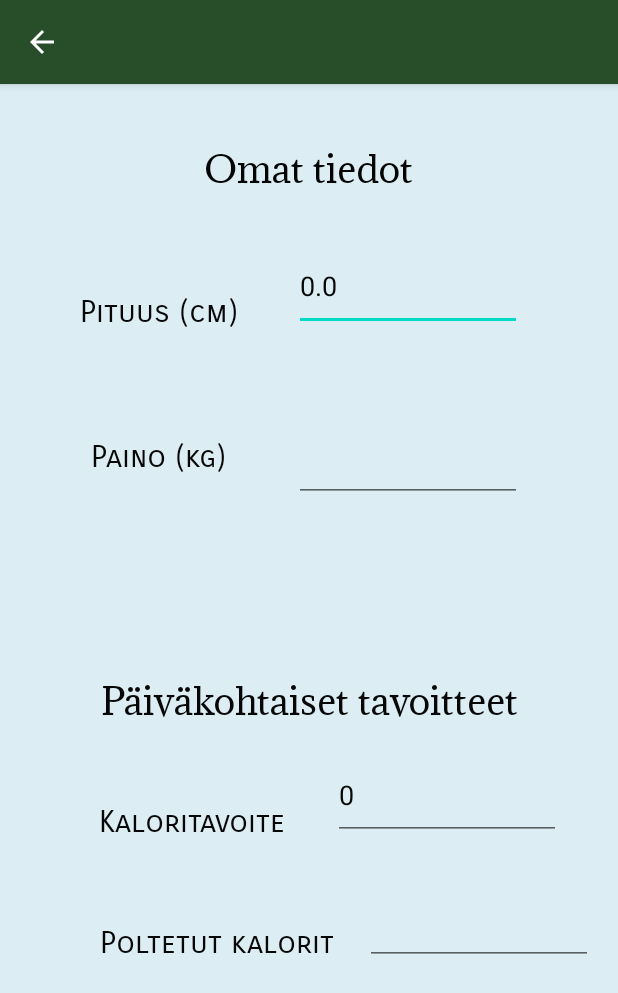
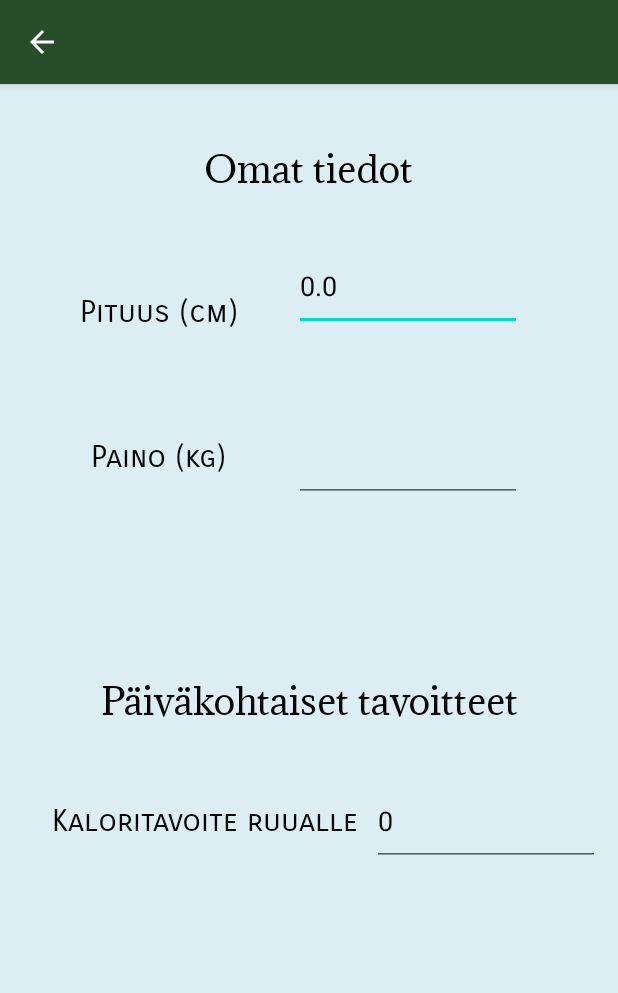
Before and after one commit to Sofvi/HealthHub, an Android app: the UserSettings screen opened directly, with no data from a screen before it, on a phone screen of 412 x 824 dp. Shown: the top 993 px of the screen. Run offline under Robolectric (Android 15) with nearby library versions, the phone set to English and light mode, and no system bars.

Commit message:
Siirretty poltetut kalorit UserSettings -> Statistics

```diff
--- a/app/src/main/java/com/example/terveyssovellus/UserSettings.java
+++ b/app/src/main/java/com/example/terveyssovellus/UserSettings.java
@@ -21,9 +21,6 @@ import java.util.Calendar;
 import java.util.Collections;
 import java.util.Scanner;
 
-/*
-APUAA
- */
 public class UserSettings extends AppCompatActivity {
     //muuttuja painolle
     private double weight = 0;
@@ -38,43 +35,7 @@ public class UserSettings extends AppCompatActivity {
         //määritetään paikka muistissa jossa haetaan tiedot
         SharedPreferences prefs3 = getDefaultSharedPreferences(getApplicationContext());
         Gson gson = new Gson();
-        //Haetaan päivä+aika
-        Calendar calendar = Calendar.getInstance();
-        //Asetetaan currentDateKey muotoon pp.kk.vvvv, käytetään Keynä sharedPreferensseissä
-        String currentDate = DateFormat.getDateInstance().format(calendar.getTime());
-        //muistista haettu tieto tallennetaan muuttujaan
-        String jsonText = prefs3.getString("e"+currentDate, null);
-        //ehto jossa tarkistetaan että muistissa oli tallenttu tietoa, estää mahdolliset virhetilanteet
-        if(jsonText!=null){
-           //Pilkotaan tieto joka on haettu muistista
-            String[] parsed = jsonText.split(",");
-            //muuttujia stringin pilkkomista varten
-            String str;
-            String str2;
-            int sum = 0;
-            //looppi jossa pilkotaan ja lopulta asetetaan ui:hin näkyviin tieto muistista
-            for (int i = 0;i< parsed.length;i++) {
-                //sijoitetaan muuttujaan parsettu osuus
-               str=parsed[i];
-               //tarkistetaan että kyseessä on käyttäjän syöte
-               if(str.contains("Muu")) {
-                   //parsetaan tieto siten että jäljelle jää enään pelkät numerot
-                   str2 = str.replace("\"]", "");
-                   str2 = str2.replace("[\"", "");
-                   str2 = str2.replaceAll("[^\\d-]", "");
-                   //ohitetaan päivämäärä jolloin saadaan kalorit
-                   str2 = str2.substring(8);
-                   //mikäli useita syötteitä lasketaan yhteen
-                   sum = sum + Integer.parseInt(str2);
 
-                   //asetetaan poltetut kalorit näkyville UI:hin
-                   EditText editBurnedCalories = findViewById(R.id.et_exercise_goal);
-                   editBurnedCalories.setText(String.valueOf(sum));
-               }
-            }
-
-
-        }
         //ehto jolla tarkastetaan että kyseinen data on tallennettu muistiin
         if (prefs3.getString("paino", null) != null) {
             //asetetaan muistista haettu data muuttujaan käsittelyä varten
--- a/app/src/main/res/layout/activity_user_settings.xml
+++ b/app/src/main/res/layout/activity_user_settings.xml
@@ -74,32 +74,15 @@
         android:layout_width="wrap_content"
         android:layout_height="wrap_content"
         android:fontFamily="sans-serif-smallcaps"
-        android:text="@string/kaloritavoite"
+        android:text="Kaloritavoite ruualle"
         android:textAlignment="center"
         android:textColor="#070707"
         android:textSize="20sp"
-        app:layout_constraintBottom_toTopOf="@+id/textView11"
+        app:layout_constraintBottom_toBottomOf="@+id/et_food_goal"
         app:layout_constraintEnd_toEndOf="@+id/textView9"
-        app:layout_constraintHorizontal_bias="0.3"
+        app:layout_constraintHorizontal_bias="0.24"
         app:layout_constraintStart_toStartOf="parent"
-        app:layout_constraintTop_toTopOf="@+id/guideline8"
-        app:layout_constraintVertical_bias="0.631" />
-
-    <TextView
-        android:id="@+id/textView11"
-        android:layout_width="wrap_content"
-        android:layout_height="wrap_content"
-        android:fontFamily="sans-serif-smallcaps"
-        android:text="@string/poltetut_kalorit"
-        android:textAlignment="center"
-        android:textColor="#070707"
-        android:textSize="20sp"
-        app:layout_constraintBottom_toBottomOf="parent"
-        app:layout_constraintEnd_toEndOf="@+id/textView9"
-        app:layout_constraintHorizontal_bias="0.349"
-        app:layout_constraintStart_toStartOf="parent"
-        app:layout_constraintTop_toTopOf="@+id/guideline8"
-        app:layout_constraintVertical_bias="0.492" />
+        app:layout_constraintTop_toTopOf="@+id/et_food_goal" />
 
     <EditText
         android:id="@+id/et_height"
@@ -131,31 +114,14 @@
         android:layout_width="152dp"
         android:layout_height="59dp"
         android:layout_marginTop="67dp"
-        android:layout_marginBottom="69dp"
         android:ems="10"
         android:inputType="number"
         android:textColor="#070707"
-        app:layout_constraintBottom_toTopOf="@+id/textView11"
         app:layout_constraintEnd_toEndOf="parent"
         app:layout_constraintHorizontal_bias="0.455"
         app:layout_constraintStart_toEndOf="@+id/textView10"
         app:layout_constraintTop_toTopOf="@+id/textView9"
-        app:layout_constraintVertical_bias="0.583"
         tools:ignore="SpeakableTextPresentCheck" />
-
-    <EditText
-        android:id="@+id/et_exercise_goal"
-        android:layout_width="152dp"
-        android:layout_height="59dp"
-        android:layout_marginTop="24dp"
-        android:ems="10"
-        android:inputType="number"
-        android:textColor="#070707"
-        app:layout_constraintEnd_toEndOf="parent"
-        app:layout_constraintHorizontal_bias="0.567"
-        app:layout_constraintStart_toEndOf="@+id/textView11"
-        app:layout_constraintTop_toBottomOf="@+id/et_food_goal"
-        tools:ignore="TouchTargetSizeCheck,SpeakableTextPresentCheck" />
 
     <androidx.constraintlayout.widget.Guideline
         android:id="@+id/guideline8"
```
Also changed, not shown: app/src/main/java/com/example/terveyssovellus/Statistics.java (+44 -0 lines), app/src/main/res/layout/activity_statistics.xml (+20 -0 lines).
